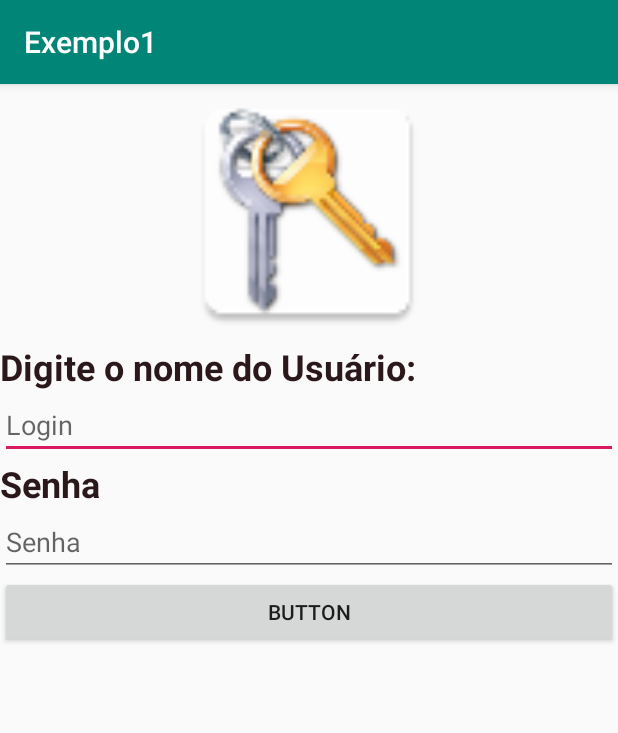
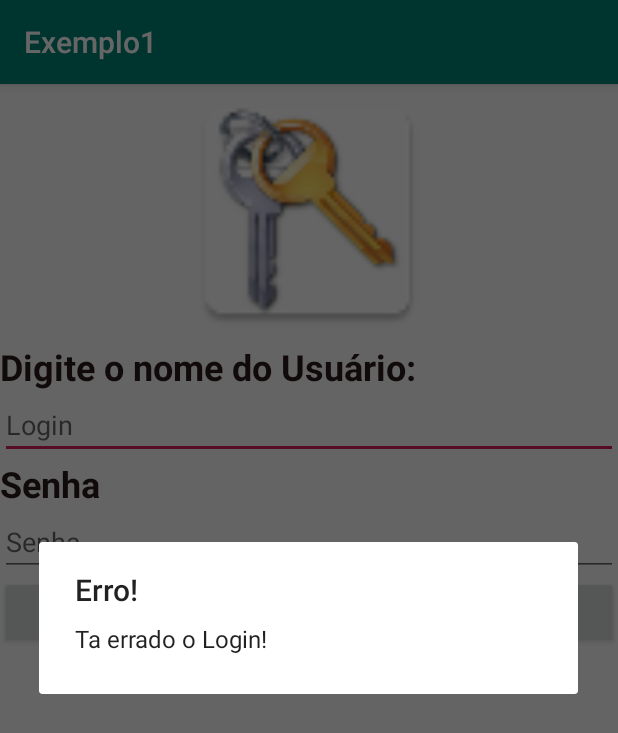
Before and after one commit to Suleiman-Moraes/appbasicoandroid, an Android app: the screen it shows after launch (Login), after a tap on "BUTTON", on a phone screen of 412 x 824 dp. Shown: the top 733 px of the screen. Run offline under Robolectric (Android 15) with nearby library versions, the phone set to English and light mode, and no system bars.

Commit message:
Atualização

```diff
--- a/app/src/main/java/br/com/senaigo/exemplo1/Login.java
+++ b/app/src/main/java/br/com/senaigo/exemplo1/Login.java
@@ -1,5 +1,6 @@
 package br.com.senaigo.exemplo1;
 
+import android.app.AlertDialog;
 import android.content.Intent;
 import android.os.Bundle;
 import android.support.v7.app.AppCompatActivity;
@@ -26,9 +27,13 @@ public class Login extends AppCompatActivity {
 
         if (pegaSenha.trim().equals("123") && pegaUsuario.trim().equals("susu")) {
             Intent intent = new Intent(this, Principal.class);
+            intent.putExtra("EXTRA", pegaUsuario);
             startActivity(intent);
         } else {
-
+            AlertDialog alertDialog = new AlertDialog.Builder(this).create();
+            alertDialog.setTitle("Erro!");
+            alertDialog.setMessage("Ta errado o Login!");
+            alertDialog.show();
         }
     }
 }
```
Also changed, not shown: app/src/main/java/br/com/senaigo/exemplo1/Principal.java (+9 -0 lines), app/src/main/res/layout/activity_principal.xml (+7 -0 lines).
